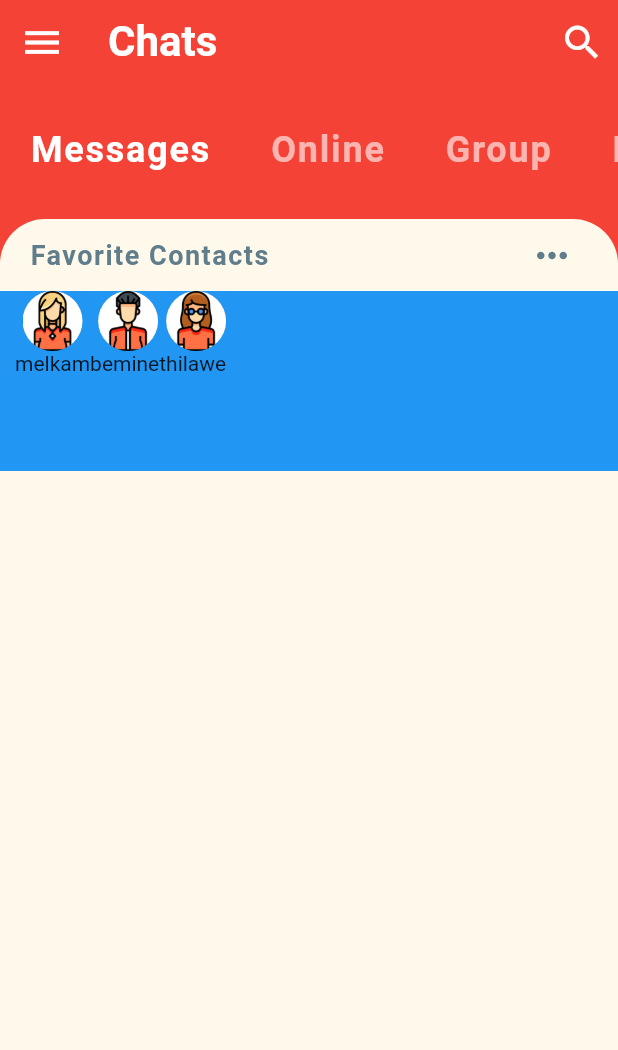
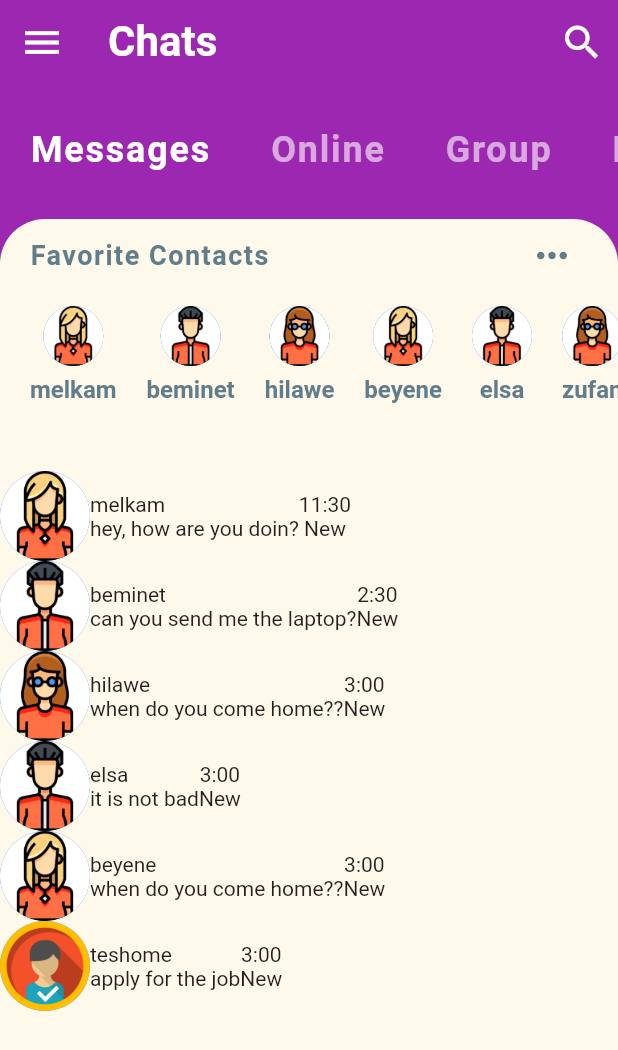
Before and after one commit to selambeyu/flutter_chat_learn, a Flutter app: the screen it shows after launch, on a phone screen of 412 x 824 dp. Shown: the top 1050 px of the screen. Run offline on Flutter 3.47's test engine with Material 2 defaults, Android fonts, the phone set to English and light mode, and no system bars.

Commit message:
commit update on models and widgets

```diff
--- a/lib/models/message_model.dart
+++ b/lib/models/message_model.dart
@@ -16,7 +16,7 @@ Message({
 final User currenUser=User(
   id:0,
   name:"current user",
-  imageUrl:"../assets/images/current.png"
+  imageUrl:"assets/images/current.png"
 );
 
 
@@ -38,10 +38,36 @@ final User hilawe=User(
     imageUrl:"assets/images/hiwot.png"
 );
 
+final User teshome=User(
+    id:0,
+    name:"teshome",
+    imageUrl:"assets/images/current.png"
+);
 
-List<User> favorite=[melkam,beminet,hilawe];
 
-List<Message>chat=[
+final User beyene=User(
+    id:1,
+    name:"beyene",
+    imageUrl:"assets/images/melkam.png"
+);
+
+final User elsa=User(
+    id:2,
+    name:"elsa",
+    imageUrl:"assets/images/beminet.png"
+);
+
+final User zufan=User(
+    id:3,
+    name:"zufan",
+    imageUrl:"assets/images/hiwot.png"
+);
+
+
+
+List<User> favorite=[melkam,beminet,hilawe,beyene,elsa,zufan,teshome];
+
+List<Message>chats=[
   Message(
     sender: melkam,
     text: "hey, how are you doin?",
@@ -62,9 +88,33 @@ List<Message>chat=[
     sender: hilawe,
     text: "when do you come home??",
     time: "3:00",
-    isLiked: true,
+    isLiked: false,
     unread: true
 
-  )
+  ),
+  Message(
+      sender: elsa,
+      text: "it is not bad",
+      time: "3:00",
+      isLiked: true,
+      unread: true
+
+  ),
+  Message(
+      sender: beyene,
+      text: "when do you come home??",
+      time: "3:00",
+      isLiked: true,
+      unread: false
+
+  ),
+  Message(
+      sender: teshome,
+      text: "apply for the job",
+      time: "3:00",
+      isLiked: false,
+      unread: true
+
+  ),
 
 ];
--- a/lib/screens/home_screen.dart
+++ b/lib/screens/home_screen.dart
@@ -1,6 +1,7 @@
 import 'package:flutter/material.dart';
 import '../widgets/category_selector.dart';
 import '../widgets/favorite_contact.dart';
+import '../widgets/recent_chat.dart';
 
 class HomeScreen extends StatefulWidget{
   @override
@@ -13,8 +14,9 @@ class _HomeScreenState extends State<HomeScreen>{
   Widget build(BuildContext context) {
     // TODO: implement build
      return Scaffold(
-       backgroundColor: Theme.of(context).primaryColor,
+       backgroundColor: Colors.purple,
        appBar: AppBar(
+         backgroundColor: Colors.purple,
          leading: IconButton(
            icon: Icon(Icons.menu),
            iconSize: 30.0,
@@ -47,7 +49,8 @@ class _HomeScreenState extends State<HomeScreen>{
              ),
              child: Column(
                children: <Widget>[
-                 FavoriteContact()
+                 FavoriteContact(),
+                  RecentChat()
 
 
                ],
--- a/lib/widgets/category_selector.dart
+++ b/lib/widgets/category_selector.dart
@@ -18,7 +18,7 @@ class _CategorySelectro extends State<CategorySelector>{
     // TODO: implement build
     return Container(
       height: 90.0,
-      color: Theme.of(context).primaryColor ,
+      color: Colors.purple ,
       child: ListView.builder(
         scrollDirection: Axis.horizontal,
         itemCount: categories.length,
--- a/lib/widgets/favorite_contact.dart
+++ b/lib/widgets/favorite_contact.dart
@@ -37,22 +37,28 @@ class FavoriteContact extends StatelessWidget{
         ),
         Container(
           height: 120.0,
-          color: Colors.blue,
           child: ListView.builder(
             padding: EdgeInsets.only(left: 10.0),
             scrollDirection: Axis.horizontal,
             itemCount: favorite.length,
             itemBuilder: (BuildContext context, int index){
-              return Column(
+              return Padding(
+                padding: EdgeInsets.all(10.0),
+                child :Column(
                 children: <Widget>[
                   CircleAvatar(
                     radius: 20.0,
                     backgroundImage: AssetImage(favorite[index].imageUrl),
 
                   ),
-                  Text(favorite[index].name)
+                  SizedBox(height: 6.0,),
+                  Text(favorite[index].name,style: TextStyle(
+                    color: Colors.blueGrey,
+                    fontSize: 16.0,
+                    fontWeight: FontWeight.w600
+                  ),)
                 ],
-              );
+              ));
             }
 
           ),
--- /dev/null
+++ b/lib/widgets/recent_chat.dart
@@ -0,0 +1,52 @@
+import 'package:flutter/material.dart';
+import '../models/message_model.dart';
+
+class RecentChat extends StatelessWidget{
+  @override
+  Widget build(BuildContext context) {
+    // TODO: implement build
+    return  Expanded(
+      child:   Container(
+        height: 300.0,
+        decoration:BoxDecoration(color: Theme.of(context).accentColor,
+          borderRadius: BorderRadius.only(
+              topLeft: Radius.circular(30.0),
+              topRight: Radius.circular(30.0)
+          ) ,
+        ),
+        child: ListView.builder(
+          itemCount: chats.length,
+          itemBuilder: (BuildContext contex, int index){
+            final Message chat= chats[index];
+            return Row(
+              children: <Widget>[
+                Row(children: <Widget>[
+                  CircleAvatar(
+                    radius: 30.0,
+                    backgroundImage: AssetImage(chat.sender.imageUrl),
+                  ),
+                  Column(
+                    crossAxisAlignment: CrossAxisAlignment.start,
+                    children: <Widget>[
+                      Text(chat.sender.name),
+                      Text(chat.text)
+                    ],
+                  )
+                ],),
+                Column(children: <Widget>[
+                  Text(chat.time),
+                  Text('New')
+                ],)
+
+
+              ],
+            );
+
+          },
+        ),
+      )
+      ,
+    );
+  }
+
+}
```
